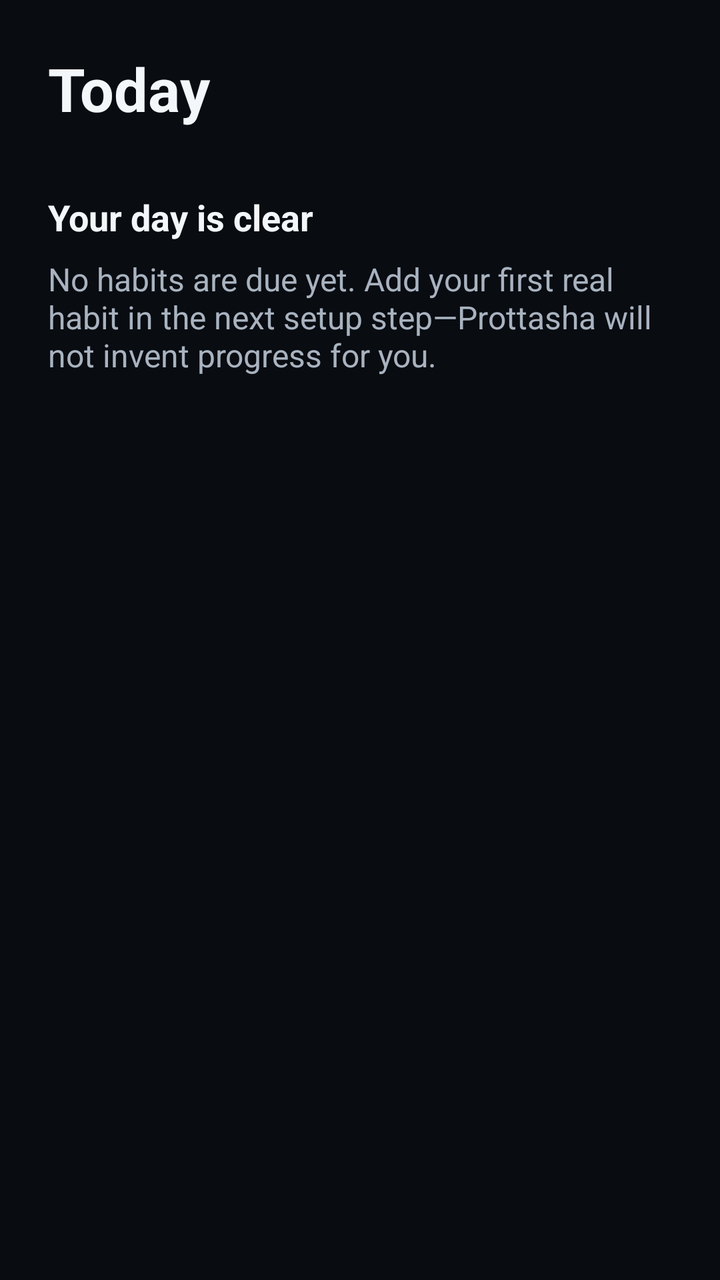
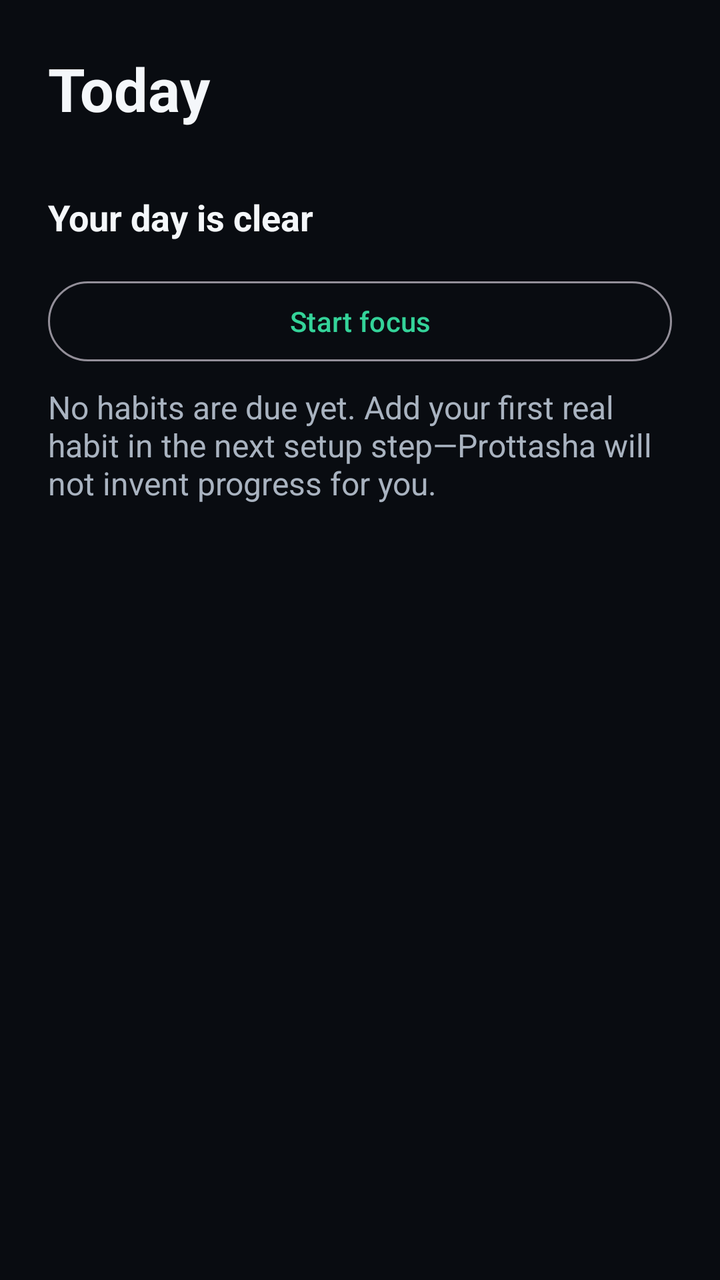

Compare the two renders of this Android layout. The source of the first and the diff that turns it into the second are given below.
<!-- AndroidManifest.xml: application theme Theme.Prottasha -->
<!-- res/layout/fragment_today.xml -->
<?xml version="1.0" encoding="utf-8"?>
<androidx.core.widget.NestedScrollView xmlns:android="http://schemas.android.com/apk/res/android"
    android:layout_width="match_parent"
    android:layout_height="match_parent">

    <LinearLayout
        android:layout_width="match_parent"
        android:layout_height="wrap_content"
        android:orientation="vertical"
        android:padding="@dimen/spacing_large">

        <TextView
            android:layout_width="match_parent"
            android:layout_height="wrap_content"
            android:text="@string/today_title"
            android:textColor="@color/color_text_primary"
            android:textSize="@dimen/text_display"
            android:textStyle="bold" />

        <com.google.android.material.card.MaterialCardView
            android:id="@+id/today_identity_card"
            android:layout_width="match_parent"
            android:layout_height="wrap_content"
            android:layout_marginTop="@dimen/spacing_medium"
            android:visibility="gone">

            <TextView
                android:id="@+id/today_identity_statement"
                android:layout_width="match_parent"
                android:layout_height="wrap_content"
                android:padding="@dimen/spacing_medium"
                android:textColor="@color/color_text_primary"
                android:textSize="@dimen/text_body" />
        </com.google.android.material.card.MaterialCardView>

        <TextView
            android:id="@+id/today_empty_title"
            android:layout_width="match_parent"
            android:layout_height="wrap_content"
            android:layout_marginTop="@dimen/spacing_xlarge"
            android:text="@string/today_empty_title"
            android:textColor="@color/color_text_primary"
            android:textSize="@dimen/text_title"
            android:textStyle="bold" />

        <TextView
            android:layout_width="match_parent"
            android:layout_height="wrap_content"
            android:layout_marginTop="@dimen/spacing_small"
            android:text="@string/today_empty_body"
            android:textColor="@color/color_text_secondary"
            android:textSize="@dimen/text_body" />
    </LinearLayout>
</androidx.core.widget.NestedScrollView>
<!-- resources referenced by this layout -->
<resources>
  <color name="color_text_primary">#F4F7FA</color>
  <color name="color_text_secondary">#A9B3C0</color>
  <dimen name="spacing_large">24dp</dimen>
  <dimen name="spacing_medium">16dp</dimen>
  <dimen name="spacing_small">8dp</dimen>
  <dimen name="spacing_xlarge">32dp</dimen>
  <dimen name="text_body">16sp</dimen>
  <dimen name="text_display">30sp</dimen>
  <dimen name="text_title">18sp</dimen>
  <string name="today_empty_body">No habits are due yet. Add your first real habit in the next setup step—Prottasha will not invent progress for you.</string>
  <string name="today_empty_title">Your day is clear</string>
  <string name="today_title">Today</string>
  <style name="Theme.Prottasha" parent="Theme.Material3.Dark.NoActionBar">
          <item name="android:windowBackground">@color/color_background</item>
          <item name="android:colorBackground">@color/color_background</item>
          <item name="colorSurface">@color/color_surface</item>
          <item name="colorSurfaceVariant">@color/color_surface_raised</item>
          <item name="colorPrimary">@color/color_hope</item>
          <item name="colorOnPrimary">@color/color_on_hope</item>
          <item name="colorSecondary">@color/color_identity</item>
          <item name="colorOnSecondary">@color/color_on_identity</item>
          <item name="colorError">@color/color_crisis</item>
          <item name="colorOnError">@color/color_on_crisis</item>
          <item name="android:textColorPrimary">@color/color_text_primary</item>
          <item name="android:textColorSecondary">@color/color_text_secondary</item>
          <item name="android:navigationBarColor">@color/color_background</item>
          <item name="android:statusBarColor">@color/color_background</item>
          <item name="android:windowLightStatusBar">false</item>
      </style>
  <color name="color_background">#090C11</color>
  <color name="color_surface">#151A22</color>
  <color name="color_surface_raised">#202833</color>
  <color name="color_hope">#34D399</color>
  <color name="color_on_hope">#090C11</color>
  <color name="color_identity">#7C8DFF</color>
  <color name="color_on_identity">#090C11</color>
  <color name="color_crisis">#F87171</color>
  <color name="color_on_crisis">#090C11</color>
</resources>

<!-- the commit's change to res/layout/fragment_today.xml (unified diff, before → after) -->
@@ -43,6 +43,14 @@
             android:textSize="@dimen/text_title"
             android:textStyle="bold" />
 
+        <com.google.android.material.button.MaterialButton
+            android:id="@+id/today_focus_button"
+            style="@style/Widget.Material3.Button.OutlinedButton"
+            android:layout_width="match_parent"
+            android:layout_height="wrap_content"
+            android:layout_marginTop="@dimen/spacing_medium"
+            android:text="@string/focus_start" />
+
         <TextView
             android:layout_width="match_parent"
             android:layout_height="wrap_content"
<!-- resource entries referenced after the edit -->
@@ -9,6 +9,7 @@
   <dimen name="text_body">16sp</dimen>
   <dimen name="text_display">30sp</dimen>
   <dimen name="text_title">18sp</dimen>
+  <string name="focus_start">Start focus</string>
   <string name="today_empty_body">No habits are due yet. Add your first real habit in the next setup step—Prottasha will not invent progress for you.</string>
   <string name="today_empty_title">Your day is clear</string>
   <string name="today_title">Today</string>
